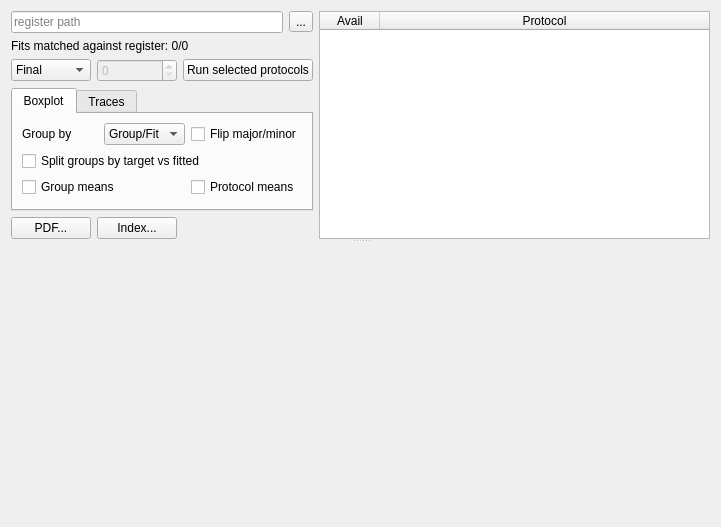
CompEphys-team/rtdo, file src/gui/fiterrorplotter.ui: the form before one commit.
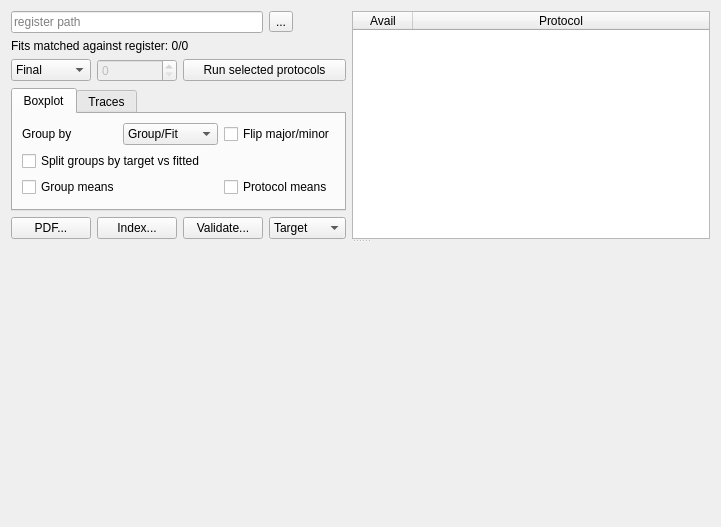
The form after the commit. Custom widgets are drawn as their Qt base class.

Commit message:
Provide validation of all subpops&epochs through FitErrorPlotter
Since this adds another two dimensions to an already overly complicated
data structure (see FitErrorPlotter::ResultKey), I'm shifting analysis
over to python.

```diff
--- a/src/gui/fiterrorplotter.ui
+++ b/src/gui/fiterrorplotter.ui
@@ -229,6 +229,32 @@
          </property>
         </widget>
        </item>
+       <item row="4" column="2">
+        <widget class="QPushButton" name="validate">
+         <property name="text">
+          <string>Validate...</string>
+         </property>
+        </widget>
+       </item>
+       <item row="4" column="3">
+        <widget class="QComboBox" name="validateTarget">
+         <item>
+          <property name="text">
+           <string>Target</string>
+          </property>
+         </item>
+         <item>
+          <property name="text">
+           <string>Medians</string>
+          </property>
+         </item>
+         <item>
+          <property name="text">
+           <string>Best</string>
+          </property>
+         </item>
+        </widget>
+       </item>
       </layout>
      </widget>
      <widget class="QCustomPlot" name="plot" native="true">
```
The commit also changes 2 other files.
